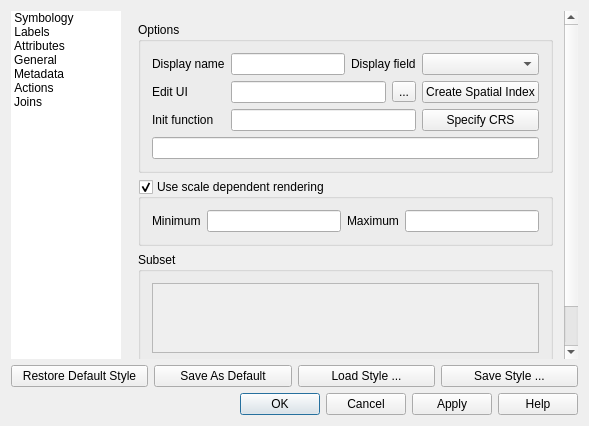
Above: src/ui/qgsvectorlayerpropertiesbase.ui from qgis/QGIS before the change. Below: the same form after it.
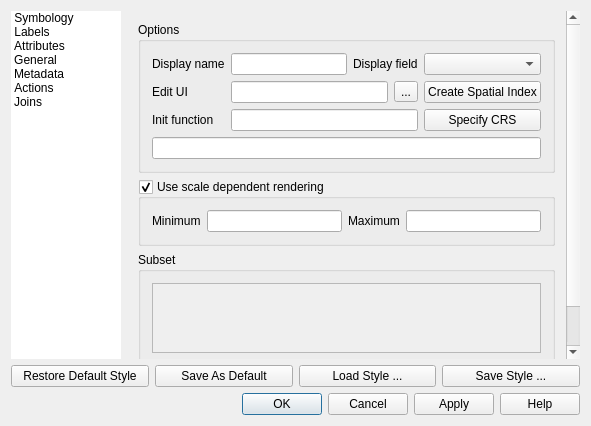
That is the form after the change. The open tabs and pages were chosen to show the change. Icons and pictures are not drawn.

The edit to the form file:
```diff
--- a/src/ui/qgsvectorlayerpropertiesbase.ui
+++ b/src/ui/qgsvectorlayerpropertiesbase.ui
@@ -6,7 +6,7 @@
    <rect>
     <x>0</x>
     <y>0</y>
-    <width>589</width>
+    <width>591</width>
     <height>426</height>
    </rect>
   </property>
@@ -302,8 +302,8 @@
            <rect>
             <x>0</x>
             <y>0</y>
-            <width>439</width>
-            <height>419</height>
+            <width>383</width>
+            <height>401</height>
            </rect>
           </property>
           <layout class="QGridLayout" name="gridLayout_3">
```
Left out of the diff: 4 changed lines with no effect on the pictures.
